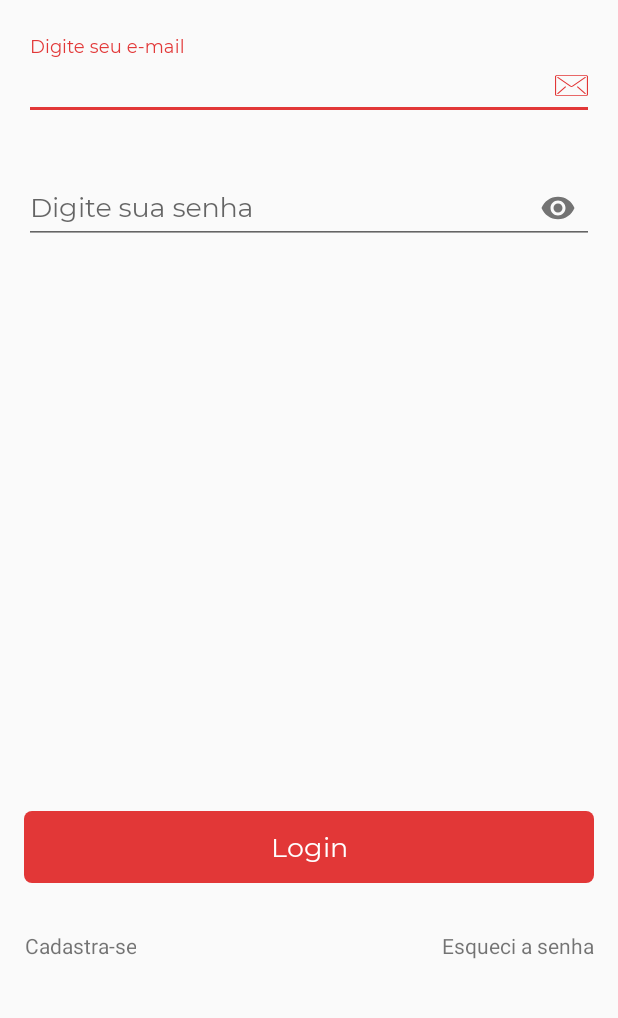
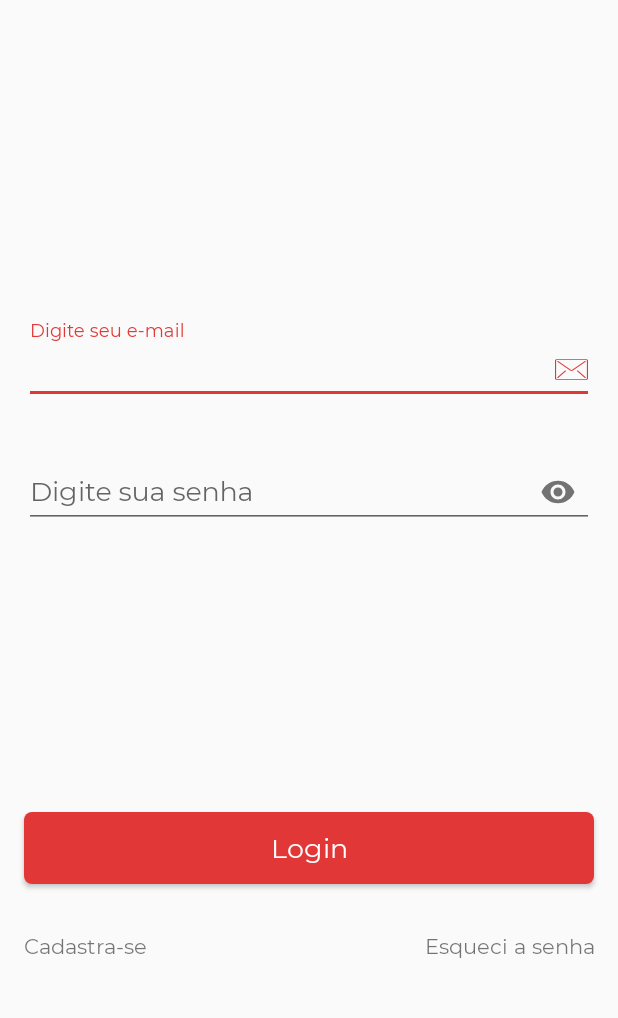
Before and after one commit to DenisLima/rtt_express_empresa, an Android app: the layout activity_login.xml on its own in the app's theme, with its tools: preview values and no code run, on a phone screen of 412 x 824 dp, the part 180-1198 px from its top. Run offline under Robolectric (Android 15) with nearby library versions, the phone set to English and light mode, and no system bars; network calls fail.

Commit message:
Adjust call

```diff
--- a/data/src/main/java/com/android/data/di/dataModule.kt
+++ b/data/src/main/java/com/android/data/di/dataModule.kt
@@ -3,8 +3,10 @@ package com.android.data.di
 import com.android.data.features.jobslist.AndroidJobsRepositoryImpl
 import com.android.data.features.general.BuildInfoHelper
 import com.android.data.features.loginregister.LoginRegisterRepositoryImpl
+import com.android.data.login.LoginRepositoryImpl
 import com.android.domain.features.jobslist.repository.AndroidJobsRepository
 import com.android.domain.features.loginregister.LoginRegisterRepository
+import com.android.domain.login.LoginRepository
 import kotlinx.coroutines.channels.Channel
 import org.koin.core.qualifier.named
 import org.koin.dsl.module
@@ -39,6 +41,10 @@ val repositoryModule = module {
         LoginRegisterRepositoryImpl(get())
     }
 
+    factory<LoginRepository> {
+        LoginRepositoryImpl(get())
+    }
+
 }
 
 val dataModules = listOf(remoteDataSourceModule, repositoryModule, cacheDataModule)
--- a/presentation/src/main/java/com/android/presentation/login/LoginActivity.kt
+++ b/presentation/src/main/java/com/android/presentation/login/LoginActivity.kt
@@ -17,7 +17,7 @@ class LoginActivity: BaseActivity() {
     override fun onCreate(savedInstanceState: Bundle?) {
         super.onCreate(savedInstanceState)
         binding=DataBindingUtil.setContentView(this,R.layout.activity_login)
-
+        binding.viewModel = viewModel
         prepareObservers()
 
     }
--- a/presentation/src/main/res/layout/activity_login.xml
+++ b/presentation/src/main/res/layout/activity_login.xml
@@ -35,9 +35,12 @@
             android:layout_marginStart="16dp"
             android:layout_marginTop="24dp"
             android:layout_marginEnd="16dp"
+            app:layout_constraintBottom_toTopOf="@+id/tiPassword"
             app:layout_constraintEnd_toEndOf="parent"
+            app:layout_constraintHorizontal_bias="0.0"
             app:layout_constraintStart_toStartOf="parent"
-            app:layout_constraintTop_toBottomOf="@id/ivLogin">
+            app:layout_constraintTop_toBottomOf="@id/ivLogin"
+            app:layout_constraintVertical_chainStyle="packed">
 
             <com.google.android.material.textfield.TextInputEditText
                 android:id="@+id/teEmailLogin"
@@ -59,7 +62,9 @@
             android:layout_marginStart="16dp"
             android:layout_marginTop="24dp"
             android:layout_marginEnd="16dp"
+            app:layout_constraintBottom_toTopOf="@+id/btnLogin"
             app:layout_constraintEnd_toEndOf="parent"
+            app:layout_constraintHorizontal_bias="1.0"
             app:layout_constraintStart_toStartOf="parent"
             app:layout_constraintTop_toBottomOf="@id/tiEmailLogin"
             app:passwordToggleEnabled="true">
@@ -77,19 +82,18 @@
 
         <androidx.appcompat.widget.AppCompatButton
             android:id="@+id/btnLogin"
+            style="@style/ButtonPrimary"
             android:layout_width="match_parent"
             android:layout_height="wrap_content"
             android:layout_marginStart="16dp"
             android:layout_marginEnd="16dp"
             android:layout_marginBottom="32dp"
-            android:enabled="false"
+            android:background="@drawable/button_rounded_primary"
             android:fontFamily="@font/montserrat_regular"
             android:onClick="@{() -> viewModel.assembleLogin()}"
             android:text="@string/login_login_button"
             android:textAllCaps="false"
             android:textColor="@color/colorPrimary"
-            android:background="@drawable/button_rounded_primary"
-            style="@style/ButtonPrimary"
             app:layout_constraintBottom_toTopOf="@+id/btnAccountName"
             app:layout_constraintEnd_toEndOf="parent"
             app:layout_constraintStart_toStartOf="parent" />
@@ -99,6 +103,7 @@
             android:layout_width="wrap_content"
             android:layout_height="wrap_content"
             android:layout_marginVertical="64dp"
+            android:fontFamily="@font/montserrat_regular"
             android:gravity="center"
             android:text="@string/login_account_name"
             app:layout_constraintBottom_toBottomOf="parent"
@@ -109,6 +114,7 @@
             android:layout_width="wrap_content"
             android:layout_height="wrap_content"
             android:layout_marginVertical="64dp"
+            android:fontFamily="@font/montserrat_regular"
             android:gravity="center"
             android:text="@string/login_remember_my_password"
             app:layout_constraintBottom_toBottomOf="parent"
```
Also changed, not shown: data/src/main/java/com/android/data/di/DataRemoteModule.kt (+11 -0 lines), data/src/main/java/com/android/data/infra/AuthorizationInterceptor.kt (added, +23 -0 lines), presentation/src/main/java/com/android/presentation/login/LoginViewModel.kt (+15 -10 lines).
